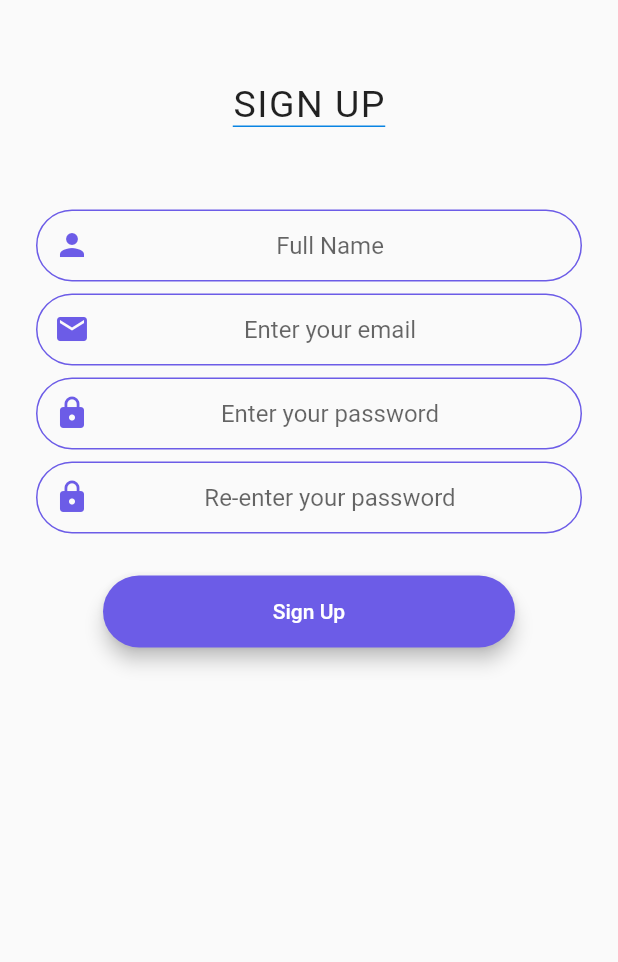
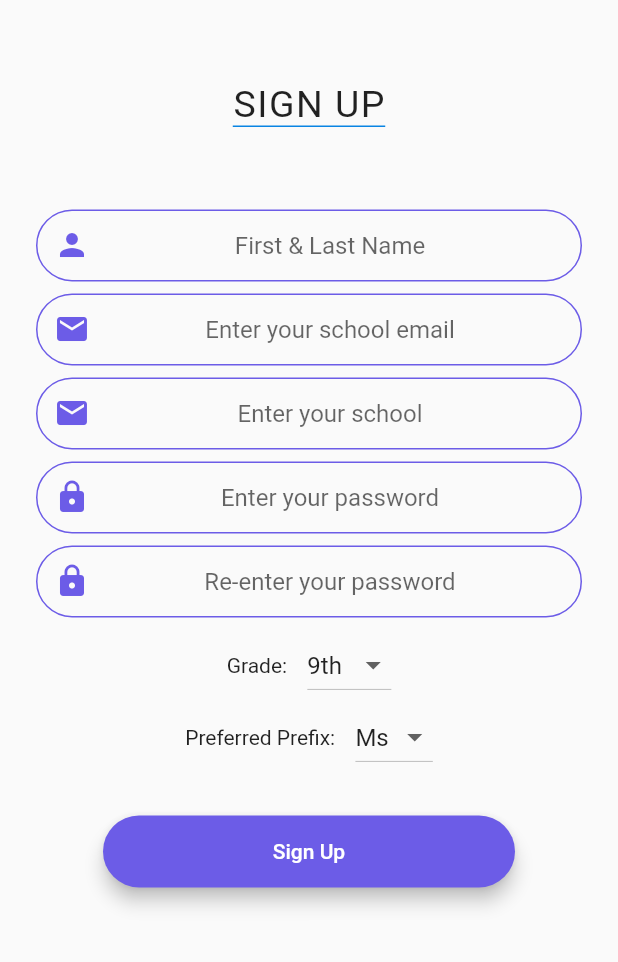
Before and after one commit to Remote-TA/RemoteTA-App, a Flutter app: the TeacherSignUpScreen screen opened directly, on a phone screen of 412 x 824 dp, the part 274-1236 px from its top. Run offline on Flutter 3.47's test engine with Material 2 defaults, Android fonts, the phone set to English and light mode, and no system bars; our stand-ins replace cloud_firestore, email_validator, firebase_auth, flutter_icons, rflutter_alert; accounts and stored records are empty.

Commit message:
add fields for preferred prefix, grade, and school

```diff
--- a/lib/screens/teacher/teacher_signup.dart
+++ b/lib/screens/teacher/teacher_signup.dart
@@ -1,8 +1,7 @@
 import 'package:firebase_auth/firebase_auth.dart';
 import 'package:flutter/material.dart';
 import 'package:remoteta_app/components/rounded_button.dart';
-import 'package:remoteta_app/screens/student/student_dashboard.dart';
-import 'package:remoteta_app/screens/student/student_login.dart';
+import 'package:remoteta_app/screens/teacher/teacher_login.dart';
 import '../../constants/constants.dart';
 import 'package:provider/provider.dart';
 import 'package:remoteta_app/services/firebase_auth_service.dart';
@@ -16,12 +15,52 @@ class TeacherSignUpScreen extends StatefulWidget {
 
 class _TeacherSignUpScreenState extends State<TeacherSignUpScreen> {
   final key = GlobalKey<FormState>();
-  String fullName, email, password, confirmationPassword;
+  String fullName, prefix, email, password, confirmationPassword, grade, school;
+  List<String> _gradeLevels = ['9th', '10th', '11th', '12th'];
+  List<DropdownMenuItem<String>> _gradeItems;
+  String _selectedGrade;
+
+  List<String> _prefixes = ['Ms', 'Mrs', 'Mr'];
+  List<DropdownMenuItem<String>> _prefixItems;
+  String _selectedPrefix;
 
   @override
   void initState() {
     // TODO: implement initState
     super.initState();
+    _selectedGrade = _gradeLevels[0];
+    _gradeItems = _buildDropdownMenuItems(_gradeLevels);
+
+    _selectedPrefix = _prefixes[0];
+    _prefixItems = _buildDropdownMenuItems(_prefixes);
+  }
+
+  List<DropdownMenuItem<String>> _buildDropdownMenuItems(
+      List<String> listItems) {
+    List<DropdownMenuItem<String>> items = List();
+    for (int i = 0; i < listItems.length; i++) {
+      items.add(
+        new DropdownMenuItem(
+          value: listItems[i],
+          child: Text(listItems[i]),
+        ),
+      );
+    }
+    return items;
+  }
+
+  void onChangeDropdownGradeItem(String s) {
+    setState(() {
+      _selectedGrade = s;
+      grade = _selectedGrade;
+    });
+  }
+
+  void onChangeDropdownPrefixItem(String s) {
+    setState(() {
+      _selectedPrefix = s;
+      prefix = _selectedPrefix;
+    });
   }
 
   Future<void> createUserWithEmailAndPassword(BuildContext context) async {
@@ -40,10 +79,19 @@ class _TeacherSignUpScreenState extends State<TeacherSignUpScreen> {
         }
 
         final firestore = Provider.of<FirestoreService>(context, listen: false);
-        firestore.updateUserData(
+        List nameItems = this.fullName.trim().split(" ");
+
+        firestore.updateTeacherUserData(
           uid: user.uid,
           email: this.email,
-          fullName: this.fullName,
+          firstName: nameItems[0],
+          lastName: nameItems[1],
+          preferredPrefix: prefix,
+          activeProjects: [],
+          pendingProjects: [],
+          reviewProjects: {},
+          grade: grade,
+          school: school,
           userType: 'teacher',
         );
 
@@ -86,7 +134,7 @@ class _TeacherSignUpScreenState extends State<TeacherSignUpScreen> {
         return AlertDialog(
           title: new Text("Email Confirmation Verification"),
           content: new Text(
-              "An email was sent to ${email}. Please check your email to get verified into RemoteTA"),
+              "An email was sent to $email. Please check your email to get verified into RemoteTA"),
           actions: <Widget>[
             // usually buttons at the bottom of the dialog
             new FlatButton(
@@ -95,7 +143,7 @@ class _TeacherSignUpScreenState extends State<TeacherSignUpScreen> {
                 Navigator.push(
                   context,
                   new MaterialPageRoute(
-                    builder: (context) => TeacherSignUpScreen(),
+                    builder: (context) => TeacherLoginScreen(),
                   ),
                 );
               },
@@ -212,7 +260,7 @@ class _TeacherSignUpScreenState extends State<TeacherSignUpScreen> {
                       fullName = value;
                     },
                     decoration: kInputDecoration.copyWith(
-                      hintText: 'Full Name',
+                      hintText: 'First & Last Name',
                       prefixIcon: Icon(
                         Icons.person,
                         color: kInputOutlineColor,
@@ -223,7 +271,30 @@ class _TeacherSignUpScreenState extends State<TeacherSignUpScreen> {
                   TextFormField(
                     validator: (val) {
                       if (val.isEmpty) {
-                        return 'Please enter your email';
+                        return 'Please enter your school email';
+                      }
+                      return null;
+                    },
+                    keyboardType: TextInputType.emailAddress,
+                    textAlign: TextAlign.center,
+                    onChanged: (value) {
+                      school = value;
+                    },
+                    decoration: kInputDecoration.copyWith(
+                      hintText: 'Enter your school email',
+                      prefixIcon: Icon(
+                        Icons.email,
+                        color: kInputOutlineColor,
+                      ),
+                    ),
+                  ),
+                  SizedBox(
+                    height: 8.0,
+                  ),
+                  TextFormField(
+                    validator: (val) {
+                      if (val.isEmpty) {
+                        return 'Please enter the school you are teaching at';
                       }
                       return null;
                     },
@@ -233,7 +304,7 @@ class _TeacherSignUpScreenState extends State<TeacherSignUpScreen> {
                       email = value;
                     },
                     decoration: kInputDecoration.copyWith(
-                      hintText: 'Enter your email',
+                      hintText: 'Enter your school',
                       prefixIcon: Icon(
                         Icons.email,
                         color: kInputOutlineColor,
@@ -293,6 +364,41 @@ class _TeacherSignUpScreenState extends State<TeacherSignUpScreen> {
                   SizedBox(
                     height: 8.0,
                   ),
+                  Row(
+                    mainAxisAlignment: MainAxisAlignment.center,
+                    children: <Widget>[
+                      Row(
+                        children: <Widget>[
+                          Text("Grade: "),
+                          SizedBox(
+                            width: 10.0,
+                          ),
+                          DropdownButton(
+                            value: _selectedGrade,
+                            items: _gradeItems,
+                            onChanged: onChangeDropdownGradeItem,
+                          ),
+                        ],
+                      ),
+                    ],
+                  ),
+                  Row(
+                    mainAxisAlignment: MainAxisAlignment.center,
+                    children: <Widget>[
+                      Text("Preferred Prefix: "),
+                      SizedBox(
+                        width: 10.0,
+                      ),
+                      DropdownButton(
+                        value: _selectedPrefix,
+                        items: _prefixItems,
+                        onChanged: onChangeDropdownPrefixItem,
+                      ),
+                    ],
+                  ),
+                  SizedBox(
+                    height: 8.0,
+                  ),
                   RoundedButton(
                     text: "Sign Up",
                     color: kSignUpButtonColor,
```
